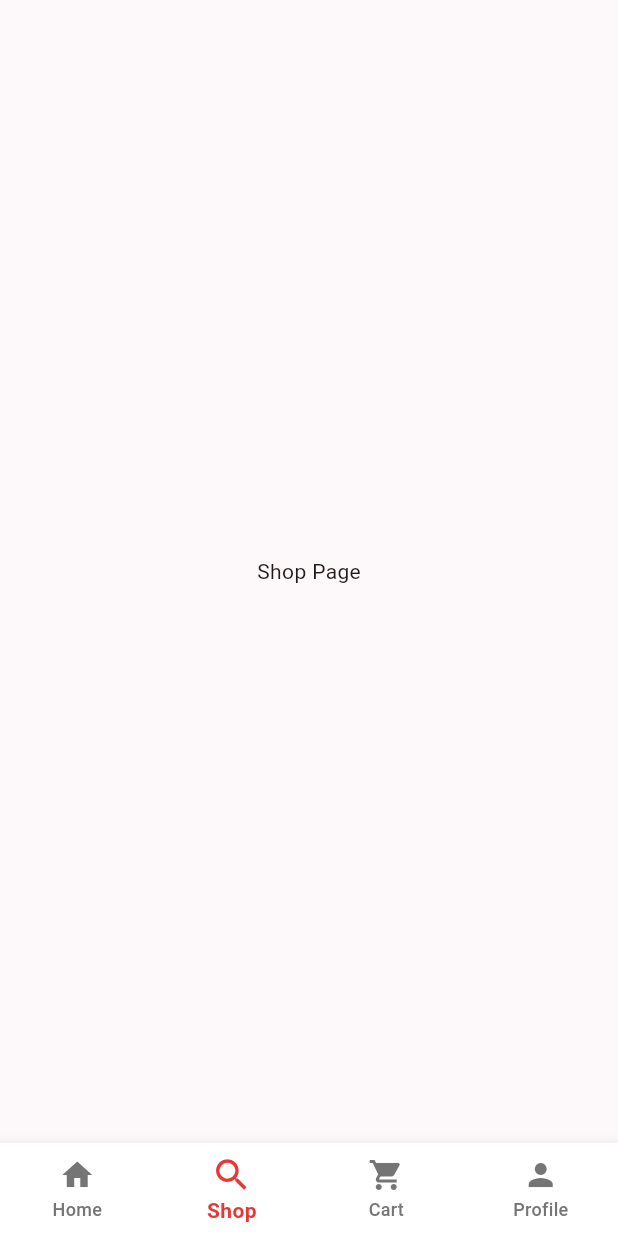
After one commit to Saviskar/MAD-PetHaven, a Flutter app: the screen it shows after launch, item 2 of the bottom bar chosen, on a phone screen of 412 x 824 dp. The commit adds this screen. Run offline on Flutter 3.47's test engine with Material 3 defaults, Android fonts, the phone set to English and light mode, and no system bars.

Commit message:
feat: completed home page & bottom navbar

```diff
--- /dev/null
+++ b/lib/components/app_bottom_navigation.dart
@@ -0,0 +1,68 @@
+import 'package:flutter/material.dart';
+import 'package:pet_haven/theme/color.dart';
+
+class AppBottomNavigationBar extends StatelessWidget {
+  final int currentIndex;
+  final ValueChanged<int> onTap;
+
+  const AppBottomNavigationBar({
+    super.key,
+    required this.currentIndex,
+    required this.onTap,
+  });
+
+  @override
+  Widget build(BuildContext context) {
+    // final cs = Theme.of(context).colorScheme;
+
+    return Material(
+      // gives elevation shadow
+      elevation: 8,
+      shadowColor: Colors.black.withValues(alpha: 0.08),
+      color: Colors.white,
+      child: BottomNavigationBar(
+        type: BottomNavigationBarType.fixed,
+        currentIndex: currentIndex,
+        onTap: onTap,
+
+        // COLORS
+        backgroundColor: Colors.white,
+        selectedItemColor: AppColors.primary, // your brand red
+        unselectedItemColor: Colors.grey.shade600,
+
+        // LABEL STYLES
+        showUnselectedLabels: true,
+        selectedLabelStyle: const TextStyle(fontWeight: FontWeight.w600),
+        unselectedLabelStyle: const TextStyle(fontWeight: FontWeight.w500),
+
+        // ANIMATION FEEL (size tween on icon)
+        selectedIconTheme: const IconThemeData(size: 28),
+        unselectedIconTheme: const IconThemeData(size: 24),
+
+        // ITEMS (provide activeIcon to smoothen transition)
+        items: const [
+          BottomNavigationBarItem(
+            icon: Icon(Icons.home),
+            activeIcon: Icon(Icons.home, size: 28),
+            label: 'Home',
+          ),
+          BottomNavigationBarItem(
+            icon: Icon(Icons.search),
+            activeIcon: Icon(Icons.search, size: 28),
+            label: 'Shop',
+          ),
+          BottomNavigationBarItem(
+            icon: Icon(Icons.shopping_cart),
+            activeIcon: Icon(Icons.shopping_cart, size: 28),
+            label: 'Cart',
+          ),
+          BottomNavigationBarItem(
+            icon: Icon(Icons.person),
+            activeIcon: Icon(Icons.person, size: 28),
+            label: 'Profile',
+          ),
+        ],
+      ),
+    );
+  }
+}
--- a/lib/main.dart
+++ b/lib/main.dart
@@ -1,6 +1,8 @@
 import 'package:flutter/material.dart';
-import 'package:pet_haven/components/bottom_navigation.dart';
-import 'package:pet_haven/pages/login.dart';
+// import 'package:pet_haven/components/bottom_navigation.dart';
+// import 'package:pet_haven/pages/home.dart';
+import 'package:pet_haven/pages/main_screen.dart';
+// import 'package:pet_haven/pages/login.dart';
 import 'package:pet_haven/theme/theme.dart';
 
 void main() {
@@ -16,7 +18,7 @@ class MyApp extends StatelessWidget {
     return MaterialApp(
       title: 'Flutter Demo',
       theme: buildTheme(),
-      home: Login(),
+      home: MainScreen(),
     );
   }
 }
--- /dev/null
+++ b/lib/pages/main_screen.dart
@@ -0,0 +1,38 @@
+import 'package:flutter/material.dart';
+import 'package:pet_haven/components/app_bottom_navigation.dart';
+import 'package:pet_haven/pages/home.dart';
+
+class MainScreen extends StatefulWidget {
+  const MainScreen({super.key});
+
+  @override
+  State<MainScreen> createState() => _MainScreenState();
+}
+
+class _MainScreenState extends State<MainScreen> {
+  int _selectedIndex = 0;
+
+  final List<Widget> _pages = const [
+    Home(),
+    Center(child: Text("Shop Page")),
+    Center(child: Text("Cart Page")),
+    Center(child: Text("Profile Page")),
+  ];
+
+  void onItemTapped(int index) {
+    setState(() {
+      _selectedIndex = index;
+    });
+  }
+
+  @override
+  Widget build(BuildContext context) {
+    return Scaffold(
+      body: _pages[_selectedIndex],
+      bottomNavigationBar: AppBottomNavigationBar(
+        currentIndex: _selectedIndex,
+        onTap: onItemTapped,
+      ),
+    );
+  }
+}
--- a/pubspec.yaml
+++ b/pubspec.yaml
@@ -58,9 +58,8 @@ flutter:
   uses-material-design: true
 
   # To add assets to your application, add an assets section, like this:
-  # assets:
-  #   - images/a_dot_burr.jpeg
-  #   - images/a_dot_ham.jpeg
+  assets:
+    - assets/images/
 
   # An image asset can refer to one or more resolution-specific "variants", see
   # https://flutter.dev/to/resolution-aware-images
```
Also changed, not shown: lib/components/bottom_navigation.dart (deleted, +0 -64 lines), lib/components/hero_banner.dart (added, +57 -0 lines), lib/components/our_category.dart (added, +85 -0 lines), lib/components/our_promotion_card.dart (added, +63 -0 lines), lib/pages/home.dart (+91 -1 lines), assets/images/banner.png (added), assets/images/dog_food.png (added).
